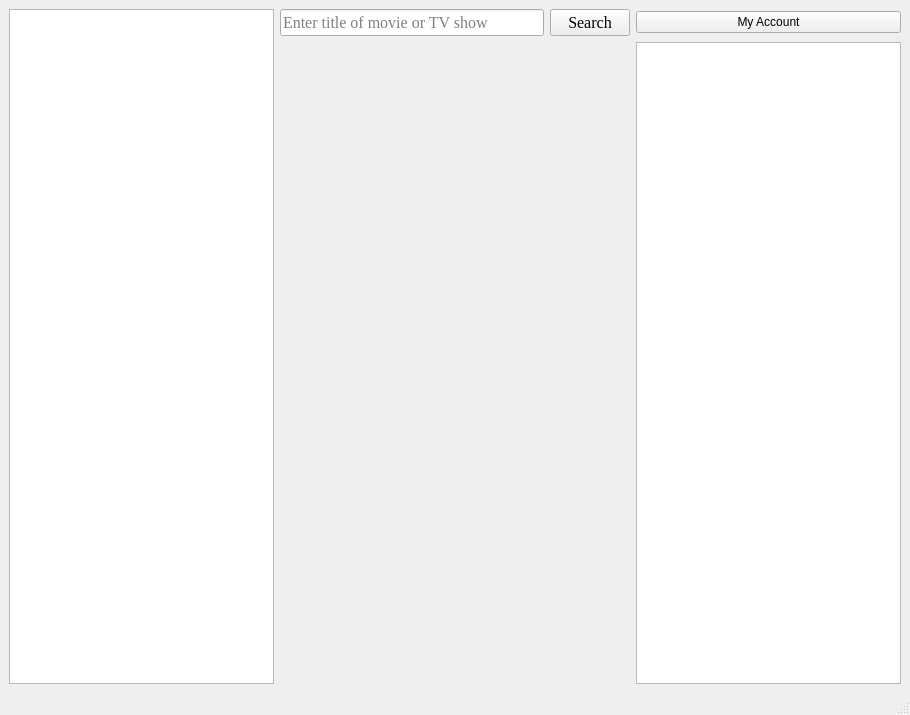
Before: the Qt Designer form PlotTalk/dashboard.ui in allanhaywood/CS441, drawn with Qt 5.
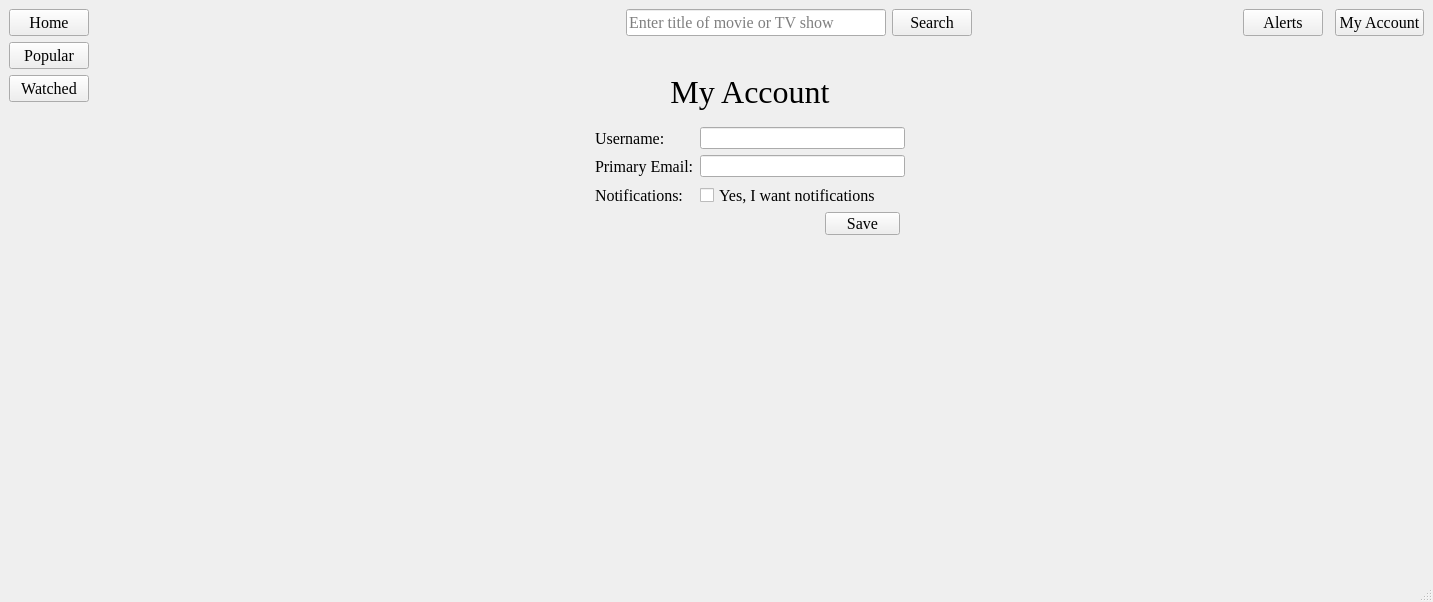
After: the same form once the commit is applied. The open tabs and pages were chosen to show the change.

Commit message: Made significant changes to the design of the dashboard and converted several windows to StackedWidget pages. I left the login, create new account, forgot password, and add new media pages as separate windows for now.

```diff
--- a/PlotTalk/dashboard.ui
+++ b/PlotTalk/dashboard.ui
@@ -6,8 +6,8 @@
    <rect>
     <x>0</x>
     <y>0</y>
-    <width>910</width>
-    <height>715</height>
+    <width>1433</width>
+    <height>602</height>
    </rect>
   </property>
   <property name="windowTitle">
@@ -17,7 +17,33 @@
    <layout class="QHBoxLayout" name="horizontalLayout">
     <item>
      <layout class="QGridLayout" name="gridLayout">
-      <item row="0" column="2">
+      <item row="0" column="8">
+       <widget class="QPushButton" name="myAccountButton">
+        <property name="font">
+         <font>
+          <family>Georgia</family>
+          <pointsize>12</pointsize>
+         </font>
+        </property>
+        <property name="text">
+         <string>My Account</string>
+        </property>
+       </widget>
+      </item>
+      <item row="2" column="0">
+       <widget class="QPushButton" name="popularButton">
+        <property name="font">
+         <font>
+          <family>Georgia</family>
+          <pointsize>12</pointsize>
+         </font>
+        </property>
+        <property name="text">
+         <string>Popular</string>
+        </property>
+       </widget>
+      </item>
+      <item row="0" column="3">
        <widget class="QLineEdit" name="searchBar">
         <property name="font">
          <font>
@@ -30,7 +56,72 @@
         </property>
        </widget>
       </item>
-      <item row="0" column="3">
+      <item row="0" column="0">
+       <widget class="QPushButton" name="homeButton">
+        <property name="font">
+         <font>
+          <family>Georgia</family>
+          <pointsize>12</pointsize>
+         </font>
+        </property>
+        <property name="text">
+         <string>Home</string>
+        </property>
+       </widget>
+      </item>
+      <item row="0" column="1">
+       <spacer name="horizontalSpacer">
+        <property name="orientation">
+         <enum>Qt::Horizontal</enum>
+        </property>
+        <property name="sizeHint" stdset="0">
+         <size>
+          <width>40</width>
+          <height>20</height>
+         </size>
+        </property>
+       </spacer>
+      </item>
+      <item row="3" column="0">
+       <widget class="QPushButton" name="watchedButton">
+        <property name="font">
+         <font>
+          <family>Georgia</family>
+          <pointsize>12</pointsize>
+         </font>
+        </property>
+        <property name="text">
+         <string>Watched</string>
+        </property>
+       </widget>
+      </item>
+      <item row="0" column="6">
+       <widget class="QPushButton" name="alertsButton">
+        <property name="font">
+         <font>
+          <family>Georgia</family>
+          <pointsize>12</pointsize>
+         </font>
+        </property>
+        <property name="text">
+         <string>Alerts</string>
+        </property>
+       </widget>
+      </item>
+      <item row="0" column="2">
+       <spacer name="horizontalSpacer_3">
+        <property name="orientation">
+         <enum>Qt::Horizontal</enum>
+        </property>
+        <property name="sizeHint" stdset="0">
+         <size>
+          <width>40</width>
+          <height>20</height>
+         </size>
+        </property>
+       </spacer>
+      </item>
+      <item row="0" column="4">
        <widget class="QPushButton" name="searchButton">
         <property name="font">
          <font>
@@ -43,23 +134,281 @@
         </property>
        </widget>
       </item>
-      <item row="0" column="0" rowspan="2">
-       <widget class="QListView" name="listViewLeft"/>
-      </item>
-      <item row="1" column="4">
-       <widget class="QListView" name="listViewRight"/>
-      </item>
-      <item row="0" column="4">
-       <widget class="QPushButton" name="MyAccountButton">
-        <property name="text">
-         <string>My Account</string>
+      <item row="0" column="5">
+       <spacer name="horizontalSpacer_2">
+        <property name="orientation">
+         <enum>Qt::Horizontal</enum>
         </property>
-       </widget>
+        <property name="sizeHint" stdset="0">
+         <size>
+          <width>40</width>
+          <height>20</height>
+         </size>
+        </property>
+       </spacer>
       </item>
-      <item row="1" column="2" colspan="2">
+      <item row="2" column="1" rowspan="4" colspan="8">
        <widget class="QStackedWidget" name="stackedWidget">
-        <widget class="QWidget" name="page"/>
-        <widget class="QWidget" name="page_2"/>
+        <property name="currentIndex">
+         <number>5</number>
+        </property>
+        <widget class="QWidget" name="page">
+         <widget class="QWidget" name="gridLayoutWidget">
+          <property name="geometry">
+           <rect>
+            <x>0</x>
+            <y>0</y>
+            <width>1331</width>
+            <height>621</height>
+           </rect>
+          </property>
+          <layout class="QGridLayout" name="gridLayout_2">
+           <item row="0" column="0" colspan="2">
+            <widget class="QLabel" name="welcomeText">
+             <property name="font">
+              <font>
+               <family>Georgia</family>
+               <pointsize>12</pointsize>
+              </font>
+             </property>
+             <property name="text">
+              <string>Welcome to PlotTalk!</string>
+             </property>
+            </widget>
+           </item>
+           <item row="1" column="0">
+            <widget class="QListView" name="leftList"/>
+           </item>
+           <item row="1" column="1">
+            <widget class="QListView" name="rightList"/>
+           </item>
+          </layout>
+         </widget>
+        </widget>
+        <widget class="QWidget" name="page_3">
+         <widget class="QWidget" name="gridLayoutWidget_3">
+          <property name="geometry">
+           <rect>
+            <x>0</x>
+            <y>0</y>
+            <width>1331</width>
+            <height>511</height>
+           </rect>
+          </property>
+          <layout class="QGridLayout" name="gridLayout_4">
+           <item row="1" column="0">
+            <widget class="QListView" name="popularList"/>
+           </item>
+           <item row="0" column="0">
+            <widget class="QLabel" name="popularText">
+             <property name="font">
+              <font>
+               <family>Georgia</family>
+               <pointsize>12</pointsize>
+              </font>
+             </property>
+             <property name="text">
+              <string>Popular Media:</string>
+             </property>
+            </widget>
+           </item>
+          </layout>
+         </widget>
+        </widget>
+        <widget class="QWidget" name="page_4">
+         <widget class="QWidget" name="gridLayoutWidget_4">
+          <property name="geometry">
+           <rect>
+            <x>0</x>
+            <y>0</y>
+            <width>1331</width>
+            <height>511</height>
+           </rect>
+          </property>
+          <layout class="QGridLayout" name="gridLayout_5">
+           <item row="1" column="0">
+            <widget class="QListView" name="searchResults"/>
+           </item>
+           <item row="0" column="0">
+            <widget class="QLabel" name="searchResultsText">
+             <property name="font">
+              <font>
+               <family>Georgia</family>
+               <pointsize>12</pointsize>
+              </font>
+             </property>
+             <property name="text">
+              <string>Search Results:</string>
+             </property>
+            </widget>
+           </item>
+          </layout>
+         </widget>
+        </widget>
+        <widget class="QWidget" name="page_5">
+         <widget class="QLabel" name="mediaItemText">
+          <property name="geometry">
+           <rect>
+            <x>620</x>
+            <y>10</y>
+            <width>91</width>
+            <height>20</height>
+           </rect>
+          </property>
+          <property name="font">
+           <font>
+            <family>Georgia</family>
+            <pointsize>12</pointsize>
+           </font>
+          </property>
+          <property name="text">
+           <string>Media Item</string>
+          </property>
+         </widget>
+        </widget>
+        <widget class="QWidget" name="page_6">
+         <widget class="QWidget" name="gridLayoutWidget_5">
+          <property name="geometry">
+           <rect>
+            <x>500</x>
+            <y>20</y>
+            <width>310</width>
+            <height>146</height>
+           </rect>
+          </property>
+          <layout class="QGridLayout" name="gridLayout_6">
+           <item row="0" column="0">
+            <widget class="QLabel" name="MyAccountTitleLabel">
+             <property name="font">
+              <font>
+               <family>Georgia</family>
+               <pointsize>24</pointsize>
+              </font>
+             </property>
+             <property name="text">
+              <string>My Account</string>
+             </property>
+             <property name="alignment">
+              <set>Qt::AlignCenter</set>
+             </property>
+            </widget>
+           </item>
+           <item row="1" column="0">
+            <layout class="QFormLayout" name="formLayout">
+             <item row="0" column="0">
+              <widget class="QLabel" name="UsernameLabel">
+               <property name="font">
+                <font>
+                 <family>Georgia</family>
+                 <pointsize>12</pointsize>
+                </font>
+               </property>
+               <property name="text">
+                <string>Username:</string>
+               </property>
+              </widget>
+             </item>
+             <item row="0" column="1">
+              <widget class="QLineEdit" name="EmailLineEdit"/>
+             </item>
+             <item row="1" column="0">
+              <widget class="QLabel" name="EmailLabel">
+               <property name="font">
+                <font>
+                 <family>Georgia</family>
+                 <pointsize>12</pointsize>
+                </font>
+               </property>
+               <property name="text">
+                <string>Primary Email:</string>
+               </property>
+              </widget>
+             </item>
+             <item row="1" column="1">
+              <widget class="QLineEdit" name="lineEdit"/>
+             </item>
+             <item row="2" column="0">
+              <widget class="QLabel" name="NotificationsLabel">
+               <property name="font">
+                <font>
+                 <family>Georgia</family>
+                 <pointsize>12</pointsize>
+                </font>
+               </property>
+               <property name="text">
+                <string>Notifications:</string>
+               </property>
+              </widget>
+             </item>
+             <item row="2" column="1">
+              <widget class="QCheckBox" name="NotificationsCheckBox">
+               <property name="font">
+                <font>
+                 <family>Georgia</family>
+                 <pointsize>12</pointsize>
+                </font>
+               </property>
+               <property name="text">
+                <string>Yes, I want notifications</string>
+               </property>
+              </widget>
+             </item>
+            </layout>
+           </item>
+          </layout>
+         </widget>
+         <widget class="QPushButton" name="saveButton">
+          <property name="geometry">
+           <rect>
+            <x>730</x>
+            <y>170</y>
+            <width>75</width>
+            <height>23</height>
+           </rect>
+          </property>
+          <property name="font">
+           <font>
+            <family>Georgia</family>
+            <pointsize>12</pointsize>
+           </font>
+          </property>
+          <property name="text">
+           <string>Save</string>
+          </property>
+         </widget>
+         <zorder>saveButton</zorder>
+         <zorder>gridLayoutWidget_5</zorder>
+        </widget>
+        <widget class="QWidget" name="page_2">
+         <widget class="QWidget" name="gridLayoutWidget_2">
+          <property name="geometry">
+           <rect>
+            <x>0</x>
+            <y>0</y>
+            <width>1331</width>
+            <height>511</height>
+           </rect>
+          </property>
+          <layout class="QGridLayout" name="gridLayout_3">
+           <item row="1" column="0">
+            <widget class="QListView" name="watchedList"/>
+           </item>
+           <item row="0" column="0">
+            <widget class="QLabel" name="watchedText">
+             <property name="font">
+              <font>
+               <family>Georgia</family>
+               <pointsize>12</pointsize>
+              </font>
+             </property>
+             <property name="text">
+              <string>My Watched Media:</string>
+             </property>
+            </widget>
+           </item>
+          </layout>
+         </widget>
+        </widget>
        </widget>
       </item>
      </layout>
```
Left out of the diff: 4 changed lines with no effect on the pictures. The commit also changes 6 other files.
